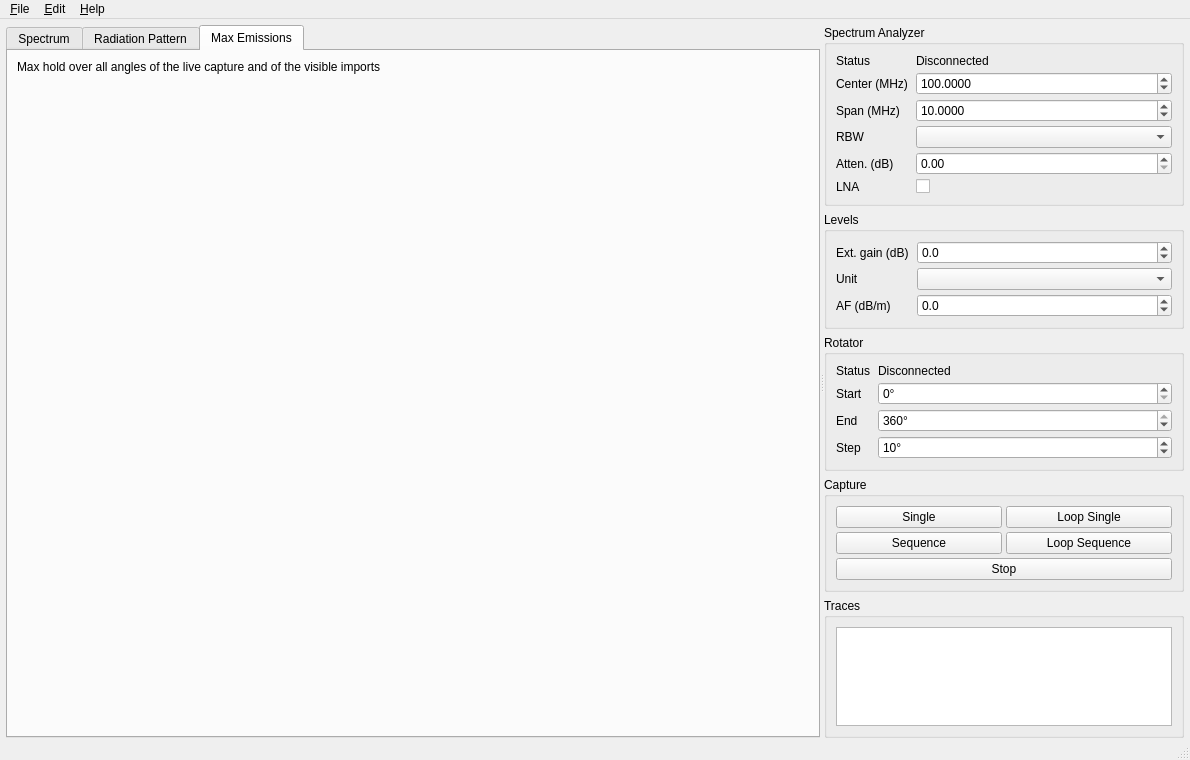
Above: mainwindow.ui from bsan4/polarSA before the change. Below: the same form after it.
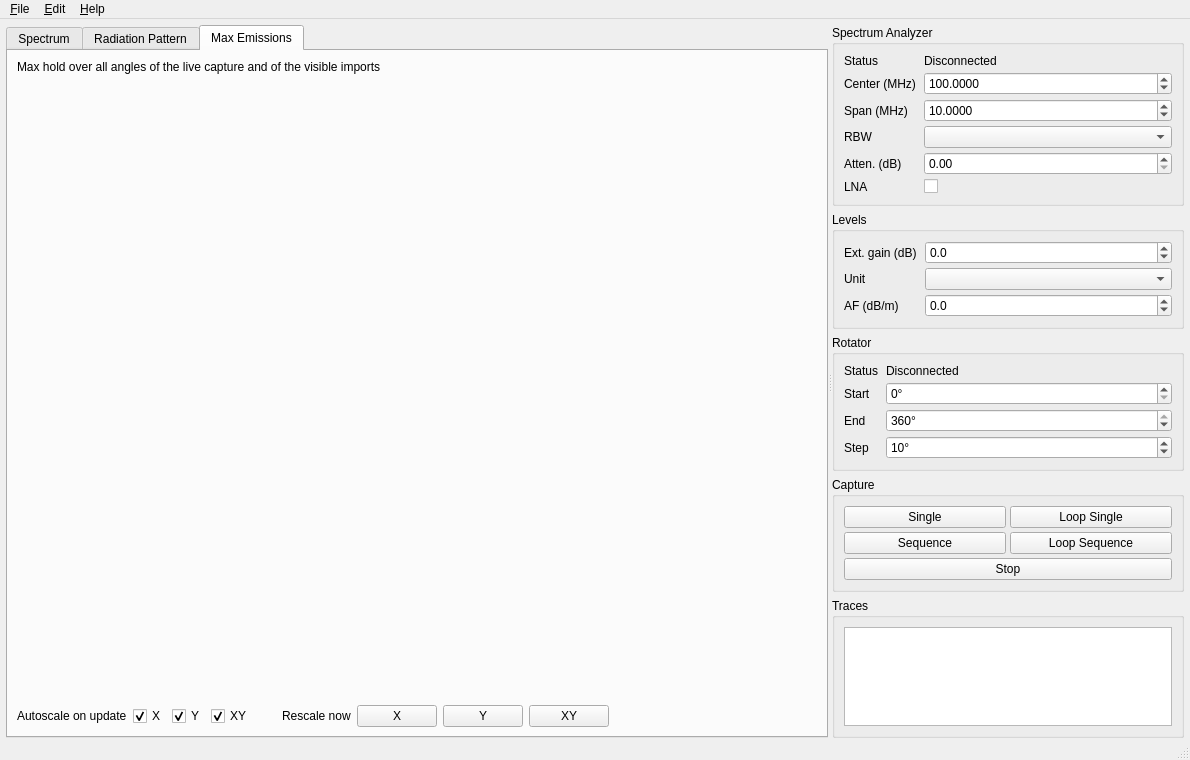
That is the form after the change. The open tabs and pages were chosen to show the change. Custom widgets are drawn as their Qt base class.

Commit message:
Add autoscale controls to the Max Emissions graph
- "Autoscale on update" X / Y / XY checkboxes: the checked axes are
  rescaled on every redraw (capture, import, visibility, gain, unit);
  XY toggles both and follows them; checking an axis rescales it at once
- "Rescale now" X / Y / XY buttons for a one-time rescale; Y fits the
  data inside the displayed frequency range
- Choice remembered between sessions

What changed in the file:
```diff
--- a/mainwindow.ui
+++ b/mainwindow.ui
@@ -285,6 +285,125 @@
            </property>
           </widget>
          </item>
+         <item>
+          <layout class="QHBoxLayout" name="horizontalLayout_autoscale">
+           <property name="spacing">
+            <number>6</number>
+           </property>
+           <item>
+            <widget class="QLabel" name="label_autoscale">
+             <property name="text">
+              <string>Autoscale on update</string>
+             </property>
+            </widget>
+           </item>
+           <item>
+            <widget class="QCheckBox" name="cbAutoX">
+             <property name="toolTip">
+              <string>Rescale the frequency axis on every update</string>
+             </property>
+             <property name="text">
+              <string>X</string>
+             </property>
+             <property name="checked">
+              <bool>true</bool>
+             </property>
+            </widget>
+           </item>
+           <item>
+            <widget class="QCheckBox" name="cbAutoY">
+             <property name="toolTip">
+              <string>Rescale the level axis on every update</string>
+             </property>
+             <property name="text">
+              <string>Y</string>
+             </property>
+             <property name="checked">
+              <bool>true</bool>
+             </property>
+            </widget>
+           </item>
+           <item>
+            <widget class="QCheckBox" name="cbAutoXY">
+             <property name="toolTip">
+              <string>Rescale both axes on every update</string>
+             </property>
+             <property name="text">
+              <string>XY</string>
+             </property>
+             <property name="checked">
+              <bool>true</bool>
+             </property>
+            </widget>
+           </item>
+           <item>
+            <spacer name="horizontalSpacer_autoscale">
+             <property name="orientation">
+              <enum>Qt::Orientation::Horizontal</enum>
+             </property>
+             <property name="sizeType">
+              <enum>QSizePolicy::Policy::Fixed</enum>
+             </property>
+             <property name="sizeHint" stdset="0">
+              <size>
+               <width>24</width>
+               <height>10</height>
+              </size>
+             </property>
+            </spacer>
+           </item>
+           <item>
+            <widget class="QLabel" name="label_rescale">
+             <property name="text">
+              <string>Rescale now</string>
+             </property>
+            </widget>
+           </item>
+           <item>
+            <widget class="QPushButton" name="pbRescaleX">
+             <property name="toolTip">
+              <string>Rescale the frequency axis once</string>
+             </property>
+             <property name="text">
+              <string>X</string>
+             </property>
+            </widget>
+           </item>
+           <item>
+            <widget class="QPushButton" name="pbRescaleY">
+             <property name="toolTip">
+              <string>Rescale the level axis once (data inside the displayed frequency range)</string>
+             </property>
+             <property name="text">
+              <string>Y</string>
+             </property>
+            </widget>
+           </item>
+           <item>
+            <widget class="QPushButton" name="pbRescaleXY">
+             <property name="toolTip">
+              <string>Rescale both axes once</string>
+             </property>
+             <property name="text">
+              <string>XY</string>
+             </property>
+            </widget>
+           </item>
+           <item>
+            <spacer name="horizontalSpacer_autoscale2">
+             <property name="orientation">
+              <enum>Qt::Orientation::Horizontal</enum>
+             </property>
+             <property name="sizeHint" stdset="0">
+              <size>
+               <width>40</width>
+               <height>10</height>
+              </size>
+             </property>
+            </spacer>
+           </item>
+          </layout>
+         </item>
         </layout>
        </widget>
       </widget>
```
The commit also changes 4 other files.
